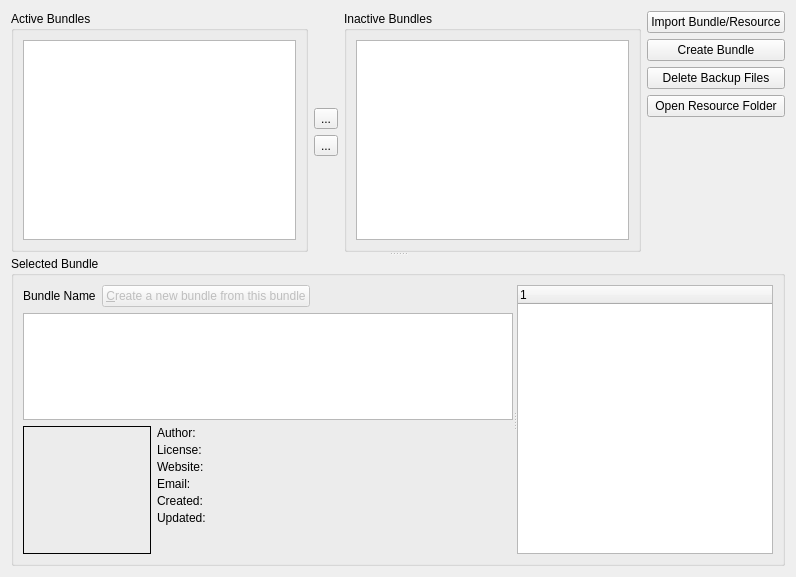
Above: plugins/extensions/resourcemanager/wdgdlgbundlemanager.ui from KDE/krita before the change. Below: the same form after it.
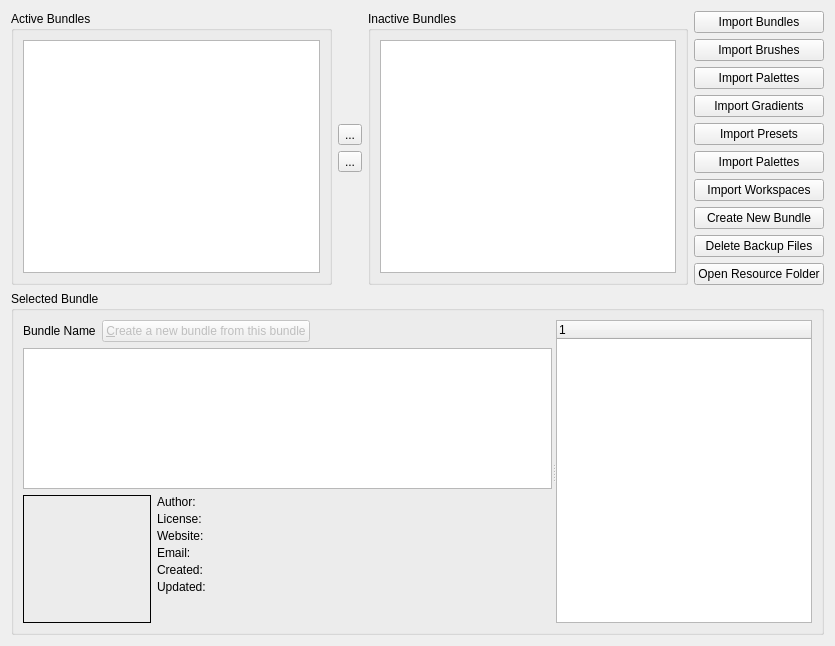
That is the form after the change.

The edit to the form file:
```diff
--- a/plugins/extensions/resourcemanager/wdgdlgbundlemanager.ui
+++ b/plugins/extensions/resourcemanager/wdgdlgbundlemanager.ui
@@ -6,31 +6,12 @@
    <rect>
     <x>0</x>
     <y>0</y>
-    <width>796</width>
-    <height>577</height>
+    <width>835</width>
+    <height>646</height>
    </rect>
   </property>
-  <layout class="QVBoxLayout" name="verticalLayout_5">
-   <item>
-    <widget class="QSplitter" name="splitter">
-     <property name="orientation">
-      <enum>Qt::Vertical</enum>
-     </property>
-     <property name="childrenCollapsible">
-      <bool>false</bool>
-     </property>
-     <widget class="QWidget" name="bundleOverviewContainer">
-      <property name="sizePolicy">
-       <sizepolicy hsizetype="Preferred" vsizetype="Preferred">
-        <horstretch>0</horstretch>
-        <verstretch>10</verstretch>
-       </sizepolicy>
-      </property>
-      <layout class="QHBoxLayout" name="horizontalLayout">
-       <property name="margin">
-        <number>0</number>
-       </property>
-       <item>
+  <layout class="QGridLayout" name="gridLayout_2">
+   <item row="0" column="0">
         <layout class="QVBoxLayout" name="verticalLayout_2">
          <item>
           <widget class="QGroupBox" name="groupBox">
@@ -68,7 +49,7 @@
          </item>
         </layout>
        </item>
-       <item>
+   <item row="0" column="1">
         <layout class="QVBoxLayout" name="verticalLayout">
          <item>
           <spacer name="verticalSpacer_4">
@@ -112,7 +93,7 @@
          </item>
         </layout>
        </item>
-       <item>
+   <item row="0" column="2">
         <layout class="QVBoxLayout" name="verticalLayout_3">
          <item>
           <widget class="QGroupBox" name="groupBox_2">
@@ -153,15 +134,54 @@
          </item>
         </layout>
        </item>
-       <item>
-        <layout class="QVBoxLayout" name="resourceActionsLayout">
-         <property name="sizeConstraint">
-          <enum>QLayout::SetMinimumSize</enum>
-         </property>
+   <item row="0" column="3">
+    <layout class="QVBoxLayout" name="verticalLayout_5">
          <item>
           <widget class="QPushButton" name="importBundleButton">
            <property name="text">
-            <string>Import Bundle/Resource</string>
+        <string>Import Bundles</string>
+       </property>
+      </widget>
+     </item>
+     <item>
+      <widget class="QPushButton" name="importBundleButton_2">
+       <property name="text">
+        <string>Import Brushes</string>
+       </property>
+      </widget>
+     </item>
+     <item>
+      <widget class="QPushButton" name="importBundleButton_3">
+       <property name="text">
+        <string>Import Palettes</string>
+       </property>
+      </widget>
+     </item>
+     <item>
+      <widget class="QPushButton" name="importBundleButton_4">
+       <property name="text">
+        <string>Import Gradients</string>
+       </property>
+      </widget>
+     </item>
+     <item>
+      <widget class="QPushButton" name="importBundleButton_5">
+       <property name="text">
+        <string>Import Presets</string>
+       </property>
+      </widget>
+     </item>
+     <item>
+      <widget class="QPushButton" name="importBundleButton_6">
+       <property name="text">
+        <string>Import Palettes</string>
+       </property>
+      </widget>
+     </item>
+     <item>
+      <widget class="QPushButton" name="importBundleButton_7">
+       <property name="text">
+        <string>Import Workspaces</string>
            </property>
           </widget>
          </item>
@@ -174,7 +194,7 @@
             </sizepolicy>
            </property>
            <property name="text">
-            <string>Create Bundle</string>
+        <string>Create New Bundle</string>
            </property>
           </widget>
          </item>
@@ -211,16 +231,15 @@
            </property>
            <property name="sizeHint" stdset="0">
             <size>
-             <width>20</width>
-             <height>40</height>
+         <width>18</width>
+         <height>17</height>
             </size>
            </property>
           </spacer>
          </item>
         </layout>
        </item>
-      </layout>
-     </widget>
+   <item row="1" column="0" colspan="4">
      <widget class="QGroupBox" name="BundleSelectedGroupBox">
       <property name="sizePolicy">
        <sizepolicy hsizetype="Preferred" vsizetype="Preferred">
@@ -260,9 +279,6 @@
            </sizepolicy>
           </property>
           <layout class="QVBoxLayout" name="verticalLayout_4">
-           <property name="margin">
-            <number>0</number>
-           </property>
            <item>
             <layout class="QHBoxLayout" name="horizontalLayout_2">
              <item>
@@ -511,7 +527,6 @@
         </widget>
        </item>
       </layout>
-     </widget>
     </widget>
    </item>
   </layout>
```
Lines whose indentation alone changed are shown as unchanged.
